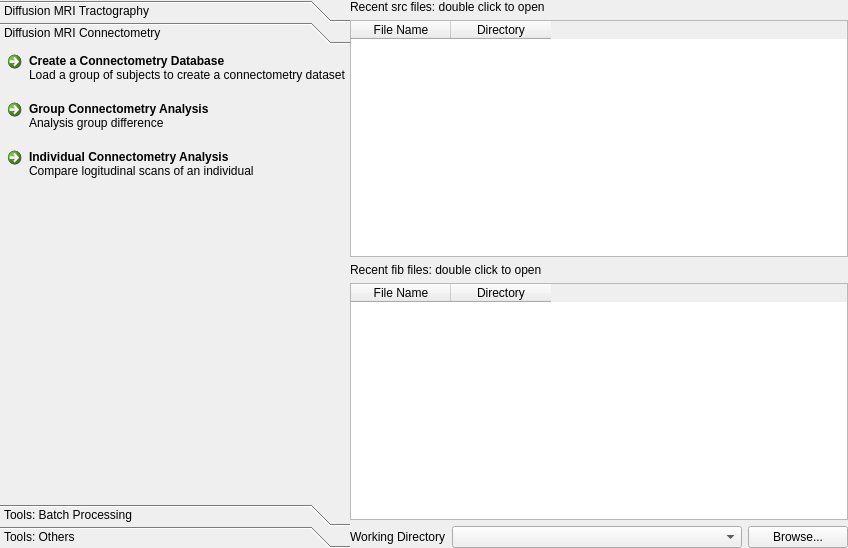
Before: the Qt Designer form mainwindow.ui in frankyeh/DSI-Studio, drawn with Qt 5.
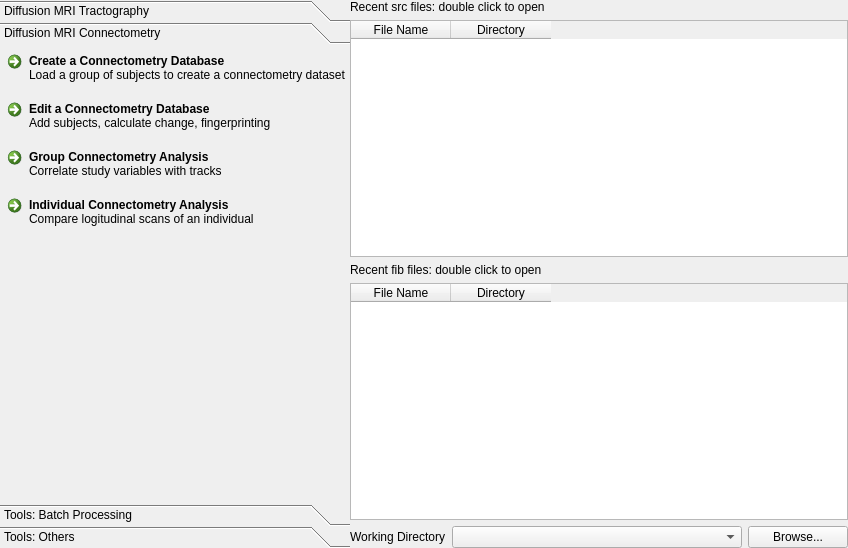
After: the same form once the commit is applied. The open tabs and pages were chosen to show the change. Icons and pictures are not drawn.

Commit message: [ana] connectometry GUI update

What changed in the file:
```diff
--- a/mainwindow.ui
+++ b/mainwindow.ui
@@ -177,10 +177,20 @@
         <item>
          <widget class="QCommandLinkButton" name="connectometry">
           <property name="text">
-           <string>Group Connectometry Analysis </string>
+           <string>Edit a Connectometry Database</string>
           </property>
           <property name="description">
-           <string>Analysis group difference</string>
+           <string>Add subjects, calculate change, fingerprinting</string>
+          </property>
+         </widget>
+        </item>
+        <item>
+         <widget class="QCommandLinkButton" name="group_connectometry">
+          <property name="text">
+           <string>Group Connectometry Analysis</string>
+          </property>
+          <property name="description">
+           <string>Correlate study variables with tracks</string>
           </property>
          </widget>
         </item>
```
Left out of the diff: 4 changed lines with no effect on the pictures. The commit also changes 29 other files.
